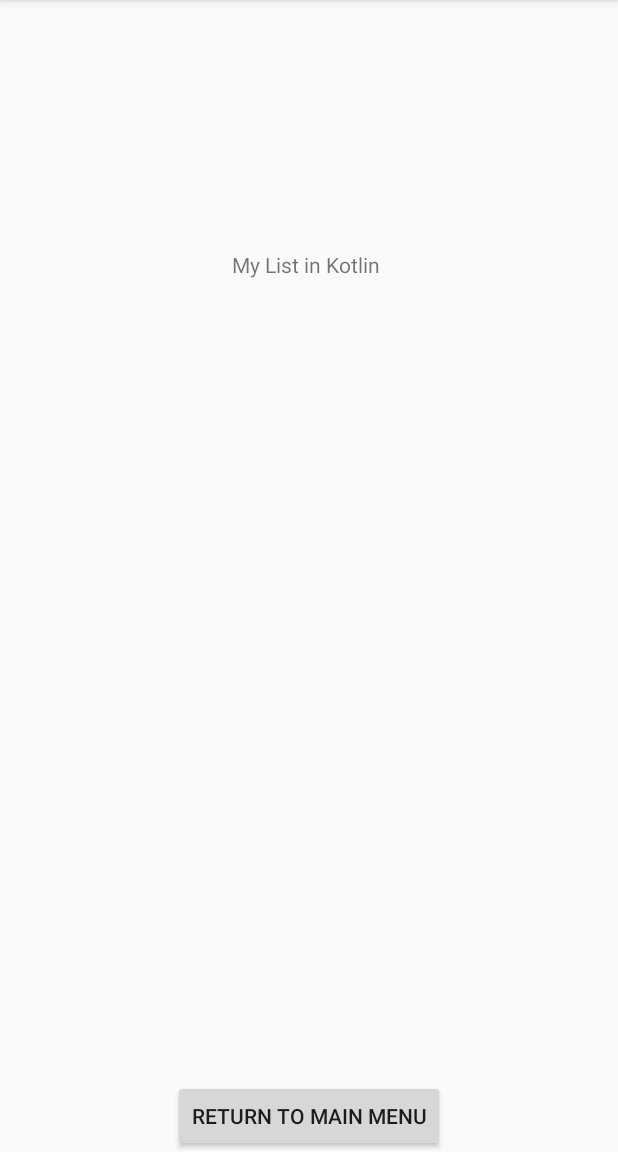
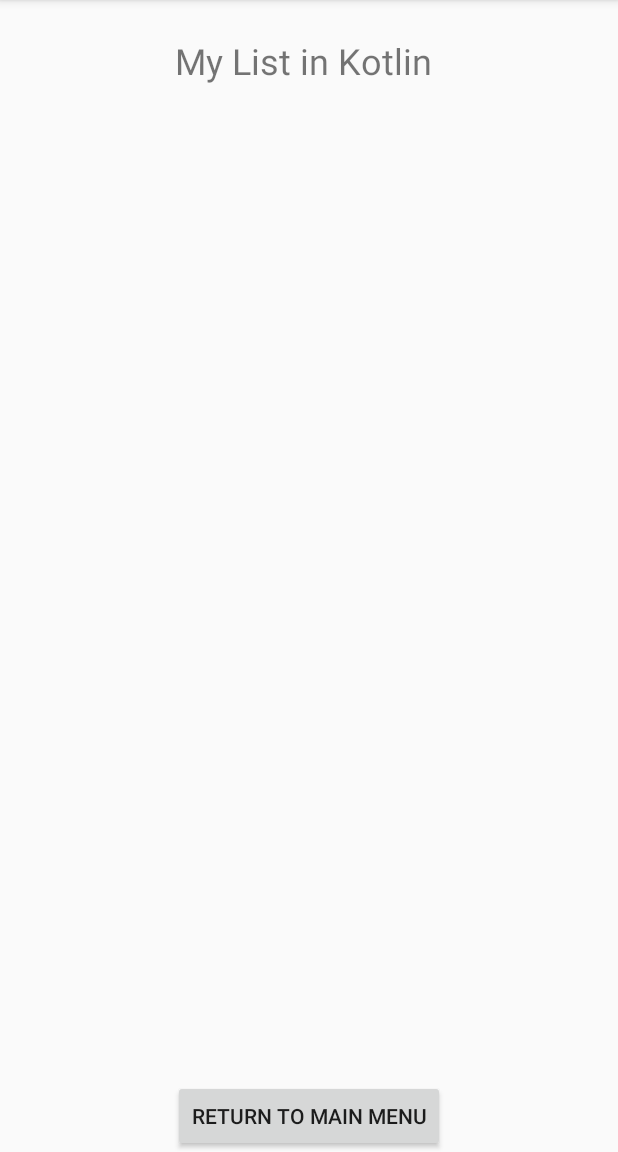
Before and after one commit to QuentinBernigaud/ProjetKotlin, an Android app: the ListActivity screen opened directly, with no data from a screen before it, on a phone screen of 412 x 824 dp, the part 84-1236 px from its top. Run offline under Robolectric (Android 15) with nearby library versions, the phone set to English and light mode, and no system bars.

Commit message:
[Features] je sais pas il est tard

```diff
--- a/app/src/main/res/layout/activity_list.xml
+++ b/app/src/main/res/layout/activity_list.xml
@@ -10,13 +10,13 @@
         android:id="@+id/textView5"
         android:layout_width="wrap_content"
         android:layout_height="wrap_content"
+        android:layout_marginTop="24dp"
         android:text="My List in Kotlin "
-        app:layout_constraintBottom_toBottomOf="parent"
-        app:layout_constraintHorizontal_bias="0.498"
+        android:textSize="24sp"
+        app:layout_constraintHorizontal_bias="0.497"
         app:layout_constraintLeft_toLeftOf="parent"
         app:layout_constraintRight_toRightOf="parent"
-        app:layout_constraintTop_toTopOf="parent"
-        app:layout_constraintVertical_bias="0.223" />
+        app:layout_constraintTop_toTopOf="parent" />
 
     <Button
         android:id="@+id/button4"
```
